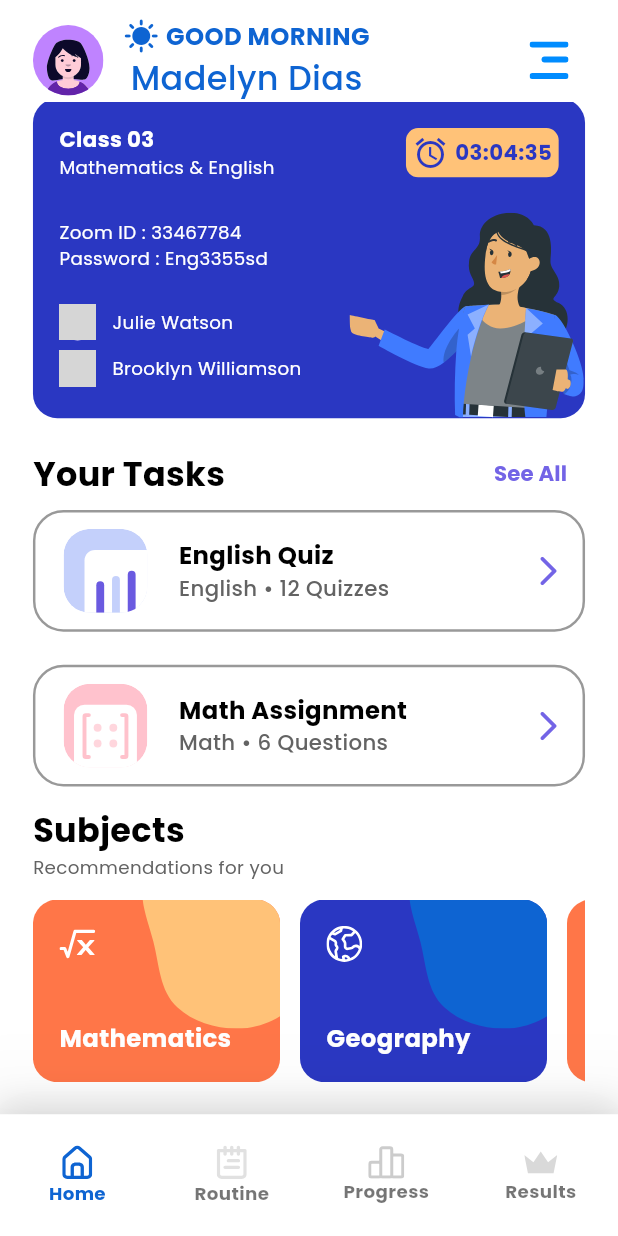
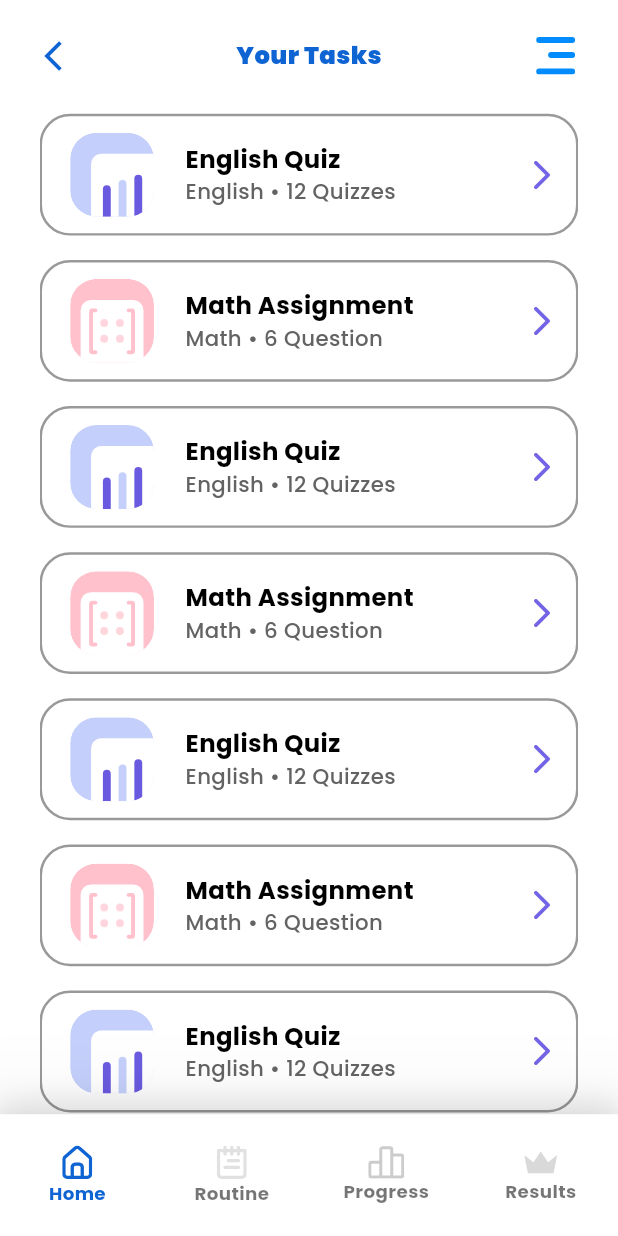
Before and after one commit to Ztrios/Learning-Management, a Flutter app: the HomePage screen opened by its route, scrolled down 100 dp, after a tap on "See All", on a phone screen of 412 x 824 dp. Run offline on Flutter 3.47's test engine with Material 3 defaults, Android fonts, the phone set to English and light mode, and no system bars; drawn by our look-alikes of toastification; our stand-ins replace awesome_notifications, cached_network_image, dartz, date_picker_timeline, dio, equatable and 18 more; missing offline and left inert: defer_pointer; accounts and stored records are empty; network calls fail; grey boxes are pictures that could not be loaded.

Commit message:
:art:[TaskList]: Task page ui design completed.

```diff
--- a/lib/features/home/home_routes.dart
+++ b/lib/features/home/home_routes.dart
@@ -1,6 +1,7 @@
 import 'package:go_router/go_router.dart';
 import 'package:learning_management/config/routes/router_transition.dart';
 import 'package:learning_management/features/home/presentation/pages/home_page.dart';
+import 'package:learning_management/features/home/presentation/pages/task_list_page.dart';
 
 class HomeRouter {
   const HomeRouter._();
@@ -17,7 +18,23 @@ class HomeRouter {
               child: HomePage(),
               transitionsBuilder: routerTransition
           );
-        }
+        },
+      routes: [
+
+        /// Task List page routes
+        GoRoute(
+            path: TaskListPage.path,
+            name: TaskListPage.name,
+            pageBuilder: (context, state){
+              return CustomTransitionPage(
+                  key: state.pageKey,
+                  child: TaskListPage(),
+                  transitionsBuilder: routerTransition
+              );
+            }
+        )
+
+      ]
     )
 
   ];
--- a/lib/features/home/presentation/pages/home_page.dart
+++ b/lib/features/home/presentation/pages/home_page.dart
@@ -26,6 +26,7 @@ class HomePage extends StatelessWidget {
           width: 1.sw,
           height: 1.sh,
           padding: paddingTop12,
+          color: AppColors.background,
           child: Column(
             children: [
 
--- /dev/null
+++ b/lib/features/home/presentation/pages/task_list_page.dart
@@ -0,0 +1,62 @@
+import 'package:flutter/material.dart';
+import 'package:flutter_screenutil/flutter_screenutil.dart';
+import 'package:learning_management/core/utils/styles/app_colors.dart';
+import 'package:learning_management/core/utils/ui_helpers/paddings.dart';
+import 'package:learning_management/core/utils/ui_helpers/spacing.dart';
+import 'package:learning_management/features/home/presentation/widgets/item_view/task_item_view.dart';
+import 'package:learning_management/widgets/app_bars/secondary_app_bar.dart';
+
+class TaskListPage extends StatelessWidget {
+  static String get path => "/tasks";
+  static String get name => "/tasks";
+
+  const TaskListPage({super.key});
+
+  @override
+  Widget build(BuildContext context) {
+    return SafeArea(
+      child: Container(
+        width: 1.sw,
+        height: 1.sh,
+        color: AppColors.background,
+        child: Column(
+          children: [
+
+            gap12,
+
+            SecondaryAppBar(
+              title: "Your Tasks"
+            ),
+
+            gap6,
+
+            Expanded(
+              child: Container(
+                width: 1.sw,
+                height: 1.sh,
+                padding: paddingH24,
+                child: ListView.builder(
+                  itemCount: 7,
+                    physics: BouncingScrollPhysics(),
+                    itemBuilder: (context, index){
+                      return Padding(
+                        padding: paddingV8,
+                        child: TaskItemView(
+                            quantity: index.isEven ? 12 : 6,
+                            type: index.isEven ? "Quizzes" : "Question",
+                            title: index.isEven ? "English Quiz" : "Math Assignment",
+                            subject: index.isEven ? "English" : "Math",
+                            svgAsset: index.isEven ? "assets/images/english_quiz.svg" : "assets/images/math_assignment.svg"
+                        ),
+                      );
+                    }
+                ),
+              ),
+            )
+
+          ],
+        ),
+      ),
+    );
+  }
+}
--- /dev/null
+++ b/lib/features/home/presentation/widgets/item_view/task_item_view.dart
@@ -0,0 +1,77 @@
+import 'package:flutter/material.dart';
+import 'package:flutter_screenutil/flutter_screenutil.dart';
+import 'package:flutter_svg/flutter_svg.dart';
+import 'package:learning_management/core/utils/styles/app_colors.dart';
+import 'package:learning_management/core/utils/ui_helpers/spacing.dart';
+import 'package:learning_management/core/utils/ui_helpers/ui_helpers.dart';
+
+class TaskItemView extends StatelessWidget {
+  final int quantity;
+  final String type;
+  final String title;
+  final String subject;
+  final String svgAsset;
+
+  const TaskItemView({
+    super.key,
+    required this.quantity,
+    required this.type,
+    required this.title,
+    required this.subject,
+    required this.svgAsset,
+  });
+
+  @override
+  Widget build(BuildContext context) {
+    return Container(
+      width: 1.sw,
+      height: 80.h,
+      padding: padding10,
+      decoration: ShapeDecoration(
+        color: Colors.white,
+        shape: RoundedRectangleBorder(
+          side: BorderSide(
+            width: 1.5.w,
+            color: AppColors.grey,
+          ),
+          borderRadius: radius20,
+        ),
+      ),
+      child: Row(
+        children: [
+          SvgPicture.asset(
+            svgAsset,
+            width: 65.w,
+            height: 65.w,
+          ),
+
+          gap12,
+
+          Column(
+            crossAxisAlignment: crossStart,
+            mainAxisAlignment: mainCenter,
+            children: [
+              Text(
+                title,
+                style: AppTextStyles.titleMedium.copyWith(
+                  fontWeight: FontWeight.bold,
+                ),
+              ),
+              Text(
+                "$subject • $quantity $type",
+                style: AppTextStyles.titleSmall.copyWith(
+                  color: AppColors.textGrey,
+                ),
+              ),
+            ],
+          ),
+          const Spacer(),
+          Icon(
+            Icons.arrow_forward_ios_rounded,
+            color: AppColors.deepPurpleAccent,
+          ),
+        ],
+      ),
+    );
+  }
+}
--- a/lib/features/home/presentation/widgets/task_list_widget.dart
+++ b/lib/features/home/presentation/widgets/task_list_widget.dart
@@ -1,12 +1,16 @@
 import 'package:flutter/material.dart';
 import 'package:flutter_screenutil/flutter_screenutil.dart';
 import 'package:flutter_svg/flutter_svg.dart';
+import 'package:go_router/go_router.dart';
 import 'package:learning_management/core/utils/styles/app_colors.dart';
 import 'package:learning_management/core/utils/styles/app_text_styles.dart';
 import 'package:learning_management/core/utils/ui_helpers/alignments.dart';
 import 'package:learning_management/core/utils/ui_helpers/paddings.dart';
 import 'package:learning_management/core/utils/ui_helpers/radius.dart';
 import 'package:learning_management/core/utils/ui_helpers/spacing.dart';
+import 'package:learning_management/features/home/presentation/pages/home_page.dart';
+import 'package:learning_management/features/home/presentation/pages/task_list_page.dart';
+import 'package:learning_management/features/home/presentation/widgets/item_view/task_item_view.dart';
 
 class TaskListWidget extends StatelessWidget {
   const TaskListWidget({super.key});
@@ -26,7 +30,7 @@ class TaskListWidget extends StatelessWidget {
             ),
 
             TextButton(
-              onPressed: (){},
+              onPressed: ()=> context.push(HomePage.path + TaskListPage.path),
               child: Text(
                 "See All",
                 style: AppTextStyles.titleSmall.copyWith(
@@ -39,126 +43,24 @@ class TaskListWidget extends StatelessWidget {
           ],
         ),
 
-        Container(
-          width: 1.sw,
-          height: 80.h,
-          padding: padding10,
-          decoration: ShapeDecoration(
-            color: Colors.white,
-            shape: RoundedRectangleBorder(
-              side: BorderSide(
-                width: 1.5.w,
-                color: AppColors.grey,
-              ),
-              borderRadius: radius20,
-            ),
-          ),
-          child: Row(
-            children: [
 
-              SvgPicture.asset(
-                "assets/images/english_quiz.svg",
-                width: 65.w,
-                height: 65.w,
-              ),
-
-              gap12,
-
-              Column(
-                crossAxisAlignment: crossStart,
-                mainAxisAlignment: mainCenter,
-                children: [
-                  Text(
-                    "English Quiz",
-                    style: AppTextStyles.titleMedium.copyWith(
-                        fontWeight: FontWeight.bold
-                    ),
-                  ),
-
-                  Text(
-                    "English • 12 Quizzes",
-                    style: AppTextStyles.titleSmall.copyWith(
-                        color: AppColors.textGrey
-                    ),
-                  )
-
-                ],
-              ),
-
-              const Spacer(),
-
-              Icon(
-                Icons.arrow_forward_ios_rounded,
-                color: AppColors.deepPurpleAccent,
-              )
-
-
-
-            ],
-          ),
+        TaskItemView(
+            quantity: 12,
+            type: "Quizzes",
+            title: "English Quiz",
+            subject: "English",
+            svgAsset: "assets/images/english_quiz.svg"
         ),
-
 
         gap20,
 
-        Container(
-          width: 1.sw,
-          height: 80.h,
-          padding: padding10,
-          decoration: ShapeDecoration(
-            color: Colors.white,
-            shape: RoundedRectangleBorder(
-              side: BorderSide(
-                width: 1.5.w,
-                color: AppColors.grey,
-              ),
-              borderRadius: radius20,
-            ),
-          ),
-          child: Row(
-            children: [
-
-              SvgPicture.asset(
-                "assets/images/math_assignment.svg",
-                width: 65.w,
-                height: 65.w,
-              ),
-
-              gap12,
-
-              Column(
-                crossAxisAlignment: crossStart,
-                mainAxisAlignment: mainCenter,
-                children: [
-                  Text(
-                    "Math Assignment",
-                    style: AppTextStyles.titleMedium.copyWith(
-                        fontWeight: FontWeight.bold
-                    ),
-                  ),
-
-                  Text(
-                    "Math • 6 Questions",
-                    style: AppTextStyles.titleSmall.copyWith(
-                        color: AppColors.textGrey
-                    ),
-                  )
-
-                ],
-              ),
-
-              const Spacer(),
-
-              Icon(
-                Icons.arrow_forward_ios_rounded,
-                color: AppColors.deepPurpleAccent,
-              )
-
-
-
-            ],
-          ),
-        )
+        TaskItemView(
+            quantity: 6,
+            type: "Question",
+            title: "Math Assignment",
+            subject: "Math",
+            svgAsset: "assets/images/math_assignment.svg"
+        ),
 
       ],
     );
--- a/lib/features/profile/presentation/pages/student_profile_page.dart
+++ b/lib/features/profile/presentation/pages/student_profile_page.dart
@@ -14,7 +14,7 @@ import 'package:learning_management/widgets/text_forms/primary_text_forms_fields
 class StudentProfilePage extends StatelessWidget {
 
   static String get path => "/student-profile";
-  static String get name => "/student-profile";
+  static String get name => "student-profile";
 
   const StudentProfilePage({super.key});
 
--- a/lib/features/progress/presentation/pages/progress_page.dart
+++ b/lib/features/progress/presentation/pages/progress_page.dart
@@ -24,6 +24,7 @@ class ProgressPage extends HookWidget {
         width: 1.sw,
         height: 1.sh,
         padding: padding20,
+        color: AppColors.background,
         child: SingleChildScrollView(
           physics: BouncingScrollPhysics(),
           child: Column(
--- a/lib/features/results/presentation/pages/results_page.dart
+++ b/lib/features/results/presentation/pages/results_page.dart
@@ -31,9 +31,11 @@ class ResultsPage extends HookWidget {
     ]);
 
     return SafeArea(
-      child: Scaffold(
-        body: Padding(
+      child: Container(
+        width: 1.sw,
+        height: 1.sh,
         padding: padding20,
+        color: AppColors.background,
         child: SingleChildScrollView(
           physics: const BouncingScrollPhysics(),
           child: Column(
@@ -51,7 +53,6 @@ class ResultsPage extends HookWidget {
           ),
         ),
       ),
-      ),
     );
   }
 }
--- a/lib/features/routine/presentation/pages/routine_page.dart
+++ b/lib/features/routine/presentation/pages/routine_page.dart
@@ -1,6 +1,7 @@
 import 'package:flutter/material.dart';
 import 'package:flutter_hooks/flutter_hooks.dart';
 import 'package:flutter_screenutil/flutter_screenutil.dart';
+import 'package:learning_management/core/utils/styles/app_colors.dart';
 import 'package:learning_management/core/utils/styles/app_text_styles.dart';
 import 'package:learning_management/core/utils/ui_helpers/alignments.dart';
 import 'package:learning_management/core/utils/ui_helpers/paddings.dart';
@@ -22,6 +23,7 @@ class RoutinePage extends HookWidget {
         width: 1.sw,
         height: 1.sh,
         padding: paddingTop12,
+        color: AppColors.background,
         child: Column(
           crossAxisAlignment: crossStart,
           children: [
```
Lines whose indentation alone changed are shown as unchanged.
